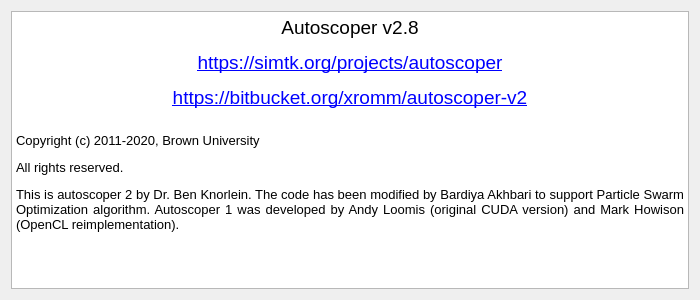
BrownBiomechanics/Autoscoper, file autoscoper/src/ui/ui-files/AboutAutoscoper.ui: the form before one commit.
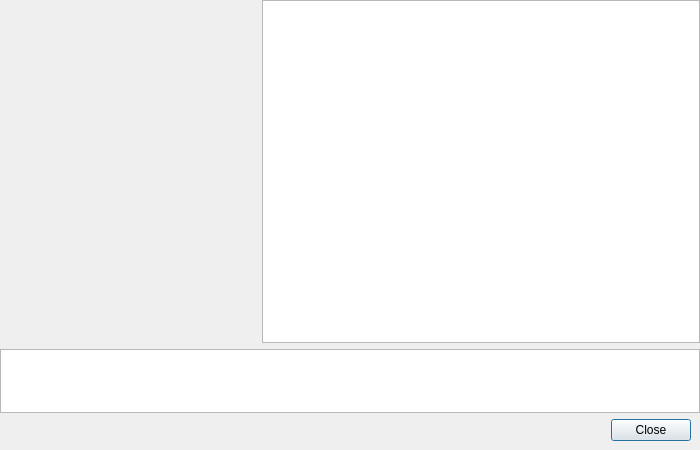
The form after the commit.

Commit message: ENH: Improve About dialog layout and remove outdated info

Patch:
```diff
--- a/autoscoper/src/ui/ui-files/AboutAutoscoper.ui
+++ b/autoscoper/src/ui/ui-files/AboutAutoscoper.ui
@@ -10,48 +10,58 @@
     <x>0</x>
     <y>0</y>
     <width>700</width>
-    <height>300</height>
+    <height>450</height>
    </rect>
   </property>
   <property name="minimumSize">
    <size>
     <width>700</width>
-    <height>300</height>
-   </size>
-  </property>
-  <property name="maximumSize">
-   <size>
-    <width>800</width>
-    <height>500</height>
+    <height>450</height>
    </size>
   </property>
   <property name="windowTitle">
    <string>About Autoscoper</string>
   </property>
-  <layout class="QVBoxLayout" name="verticalLayout">
-   <item>
-    <widget class="QTextBrowser" name="textBrowser_title">
+  <layout class="QGridLayout" name="gridLayout">
+   <property name="leftMargin">
+    <number>0</number>
+   </property>
+   <property name="topMargin">
+    <number>0</number>
+   </property>
+   <property name="rightMargin">
+    <number>0</number>
+   </property>
+   <property name="bottomMargin">
+    <number>0</number>
+   </property>
+   <item row="0" column="0">
+    <widget class="QLabel" name="LogoLabel">
+     <property name="minimumSize">
+      <size>
+       <width>256</width>
+       <height>256</height>
+      </size>
+     </property>
+    </widget>
+   </item>
+   <item row="0" column="1">
+    <widget class="QTextBrowser" name="descriptionTextBrowser">
+     <property name="sizePolicy">
+      <sizepolicy hsizetype="Expanding" vsizetype="MinimumExpanding">
+       <horstretch>0</horstretch>
+       <verstretch>0</verstretch>
+      </sizepolicy>
+     </property>
      <property name="minimumSize">
       <size>
        <width>0</width>
-       <height>0</height>
-      </size>
-     </property>
-     <property name="maximumSize">
-      <size>
-       <width>750</width>
-       <height>600</height>
+       <height>256</height>
       </size>
      </property>
      <property name="autoFillBackground">
       <bool>true</bool>
      </property>
-     <property name="frameShape">
-      <enum>QFrame::StyledPanel</enum>
-     </property>
-     <property name="frameShadow">
-      <enum>QFrame::Plain</enum>
-     </property>
      <property name="verticalScrollBarPolicy">
       <enum>Qt::ScrollBarAsNeeded</enum>
      </property>
@@ -61,20 +71,67 @@
      <property name="sizeAdjustPolicy">
       <enum>QAbstractScrollArea::AdjustToContentsOnFirstShow</enum>
      </property>
-     <property name="html">
-      <string>&lt;!DOCTYPE HTML PUBLIC &quot;-//W3C//DTD HTML 4.0//EN&quot; &quot;http://www.w3.org/TR/REC-html40/strict.dtd&quot;&gt;
-&lt;html&gt;&lt;head&gt;&lt;meta name=&quot;qrichtext&quot; content=&quot;1&quot; /&gt;&lt;style type=&quot;text/css&quot;&gt;
-p, li { white-space: pre-wrap; }
-&lt;/style&gt;&lt;/head&gt;&lt;body style=&quot; font-family:'MS Shell Dlg 2'; font-size:8.25pt; font-weight:400; font-style:normal;&quot;&gt;
-&lt;p align=&quot;center&quot; style=&quot; margin-top:12px; margin-bottom:12px; margin-left:0px; margin-right:0px; -qt-block-indent:0; text-indent:0px;&quot;&gt;&lt;span style=&quot; font-size:14pt;&quot;&gt;Autoscoper v2.8&lt;/span&gt;&lt;/p&gt;
-&lt;p align=&quot;center&quot; style=&quot; margin-top:12px; margin-bottom:12px; margin-left:0px; margin-right:0px; -qt-block-indent:0; text-indent:0px;&quot;&gt;&lt;span style=&quot; font-size:14pt; text-decoration: underline; color:#0000ff;&quot;&gt;https://simtk.org/projects/autoscoper&lt;/span&gt;&lt;/p&gt;
-&lt;p align=&quot;center&quot; style=&quot; margin-top:12px; margin-bottom:12px; margin-left:0px; margin-right:0px; -qt-block-indent:0; text-indent:0px;&quot;&gt;&lt;span style=&quot; font-size:14pt; text-decoration: underline; color:#0000ff;&quot;&gt;https://bitbucket.org/xromm/autoscoper-v2&lt;/span&gt;&lt;span style=&quot; font-size:6.6pt;&quot;&gt;&lt;br /&gt;&lt;/span&gt;&lt;/p&gt;
-&lt;p style=&quot; margin-top:12px; margin-bottom:12px; margin-left:0px; margin-right:0px; -qt-block-indent:0; text-indent:0px;&quot;&gt;&lt;span style=&quot; font-size:10pt;&quot;&gt;Copyright (c) 2011-2020, Brown University&lt;/span&gt;&lt;/p&gt;
-&lt;p style=&quot; margin-top:12px; margin-bottom:12px; margin-left:0px; margin-right:0px; -qt-block-indent:0; text-indent:0px;&quot;&gt;&lt;span style=&quot; font-size:10pt;&quot;&gt;All rights reserved.&lt;/span&gt;&lt;/p&gt;
-&lt;p align=&quot;justify&quot; style=&quot; margin-top:12px; margin-bottom:12px; margin-left:0px; margin-right:0px; -qt-block-indent:0; text-indent:0px;&quot;&gt;&lt;span style=&quot; font-size:10pt;&quot;&gt;This is autoscoper 2 by Dr. Ben Knorlein. The code has been modified by Bardiya Akhbari to support Particle Swarm Optimization algorithm. Autoscoper 1 was developed by Andy Loomis (original CUDA version) and Mark Howison (OpenCL reimplementation).&lt;/span&gt;&lt;/p&gt;&lt;/body&gt;&lt;/html&gt;</string>
+     <property name="openExternalLinks">
+      <bool>true</bool>
      </property>
     </widget>
    </item>
+   <item row="1" column="0" colspan="2">
+    <widget class="QTextBrowser" name="linksTextBrowser">
+     <property name="sizePolicy">
+      <sizepolicy hsizetype="Expanding" vsizetype="Fixed">
+       <horstretch>0</horstretch>
+       <verstretch>0</verstretch>
+      </sizepolicy>
+     </property>
+     <property name="minimumSize">
+      <size>
+       <width>0</width>
+       <height>64</height>
+      </size>
+     </property>
+     <property name="maximumSize">
+      <size>
+       <width>16777215</width>
+       <height>64</height>
+      </size>
+     </property>
+     <property name="autoFillBackground">
+      <bool>true</bool>
+     </property>
+     <property name="verticalScrollBarPolicy">
+      <enum>Qt::ScrollBarAlwaysOff</enum>
+     </property>
+     <property name="horizontalScrollBarPolicy">
+      <enum>Qt::ScrollBarAlwaysOff</enum>
+     </property>
+     <property name="sizeAdjustPolicy">
+      <enum>QAbstractScrollArea::AdjustToContents</enum>
+     </property>
+     <property name="openExternalLinks">
+      <bool>true</bool>
+     </property>
+    </widget>
+   </item>
+   <item row="2" column="0" colspan="2">
+    <widget class="QWidget" name="ButtonBoxWidget" native="true">
+     <layout class="QHBoxLayout" name="ButtonBoxlLayout">
+      <property name="leftMargin">
+       <number>0</number>
+      </property>
+      <property name="topMargin">
+       <number>0</number>
+      </property>
+      <item>
+       <widget class="QDialogButtonBox" name="ButtonBox">
+        <property name="standardButtons">
+         <set>QDialogButtonBox::Close</set>
+        </property>
+       </widget>
+      </item>
+     </layout>
+    </widget>
+   </item>
   </layout>
  </widget>
  <resources/>
```
The commit also changes 3 other files.
